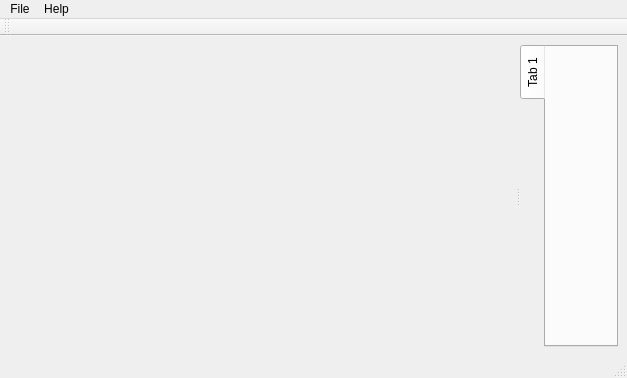
First picture: the form in gui/hip_main_window.ui, repository FrankBlabu/Hippopunktur, before the edit.
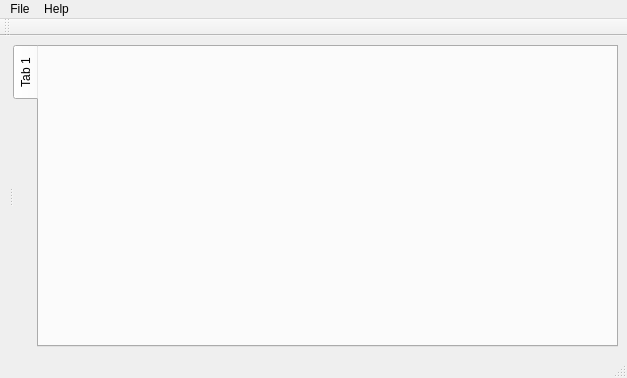
Second picture: the form after the edit.

Patch:
```diff
--- a/gui/hip_main_window.ui
+++ b/gui/hip_main_window.ui
@@ -29,14 +29,7 @@
          <widget class="QWidget" name="_selector_w" native="true"/>
         </item>
         <item>
-         <widget class="QWidget" name="_explorer_w" native="true">
-          <property name="minimumSize">
-           <size>
-            <width>150</width>
-            <height>0</height>
-           </size>
-          </property>
-         </widget>
+         <widget class="QWidget" name="_explorer_w" native="true"/>
         </item>
        </layout>
       </widget>
```
